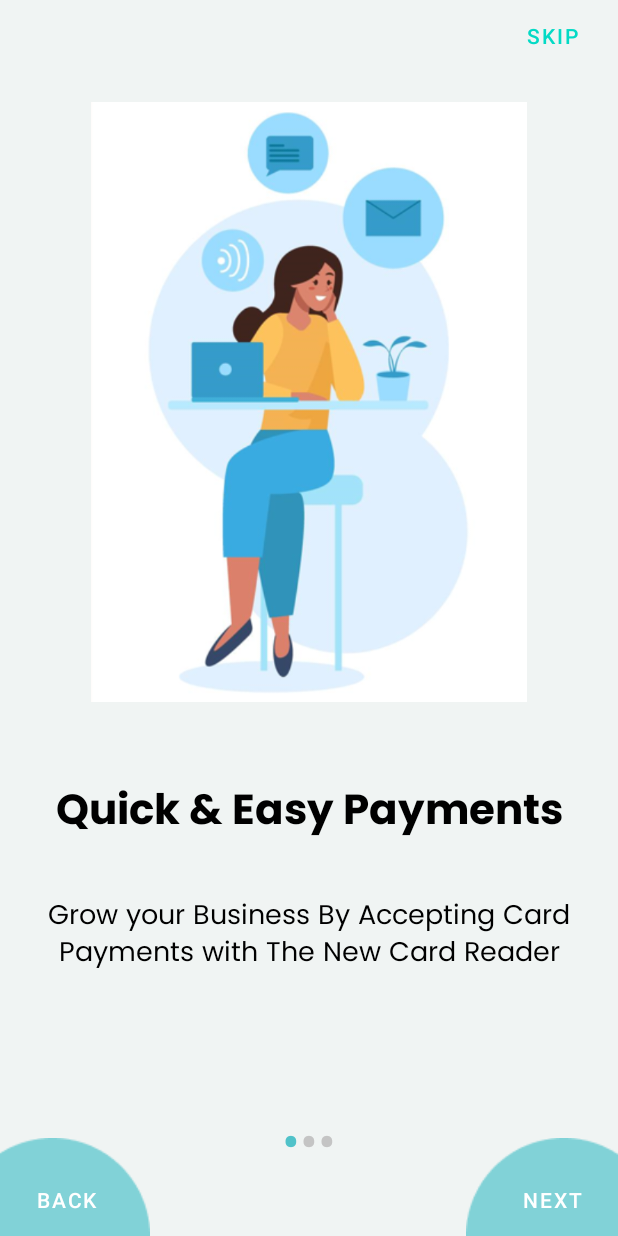
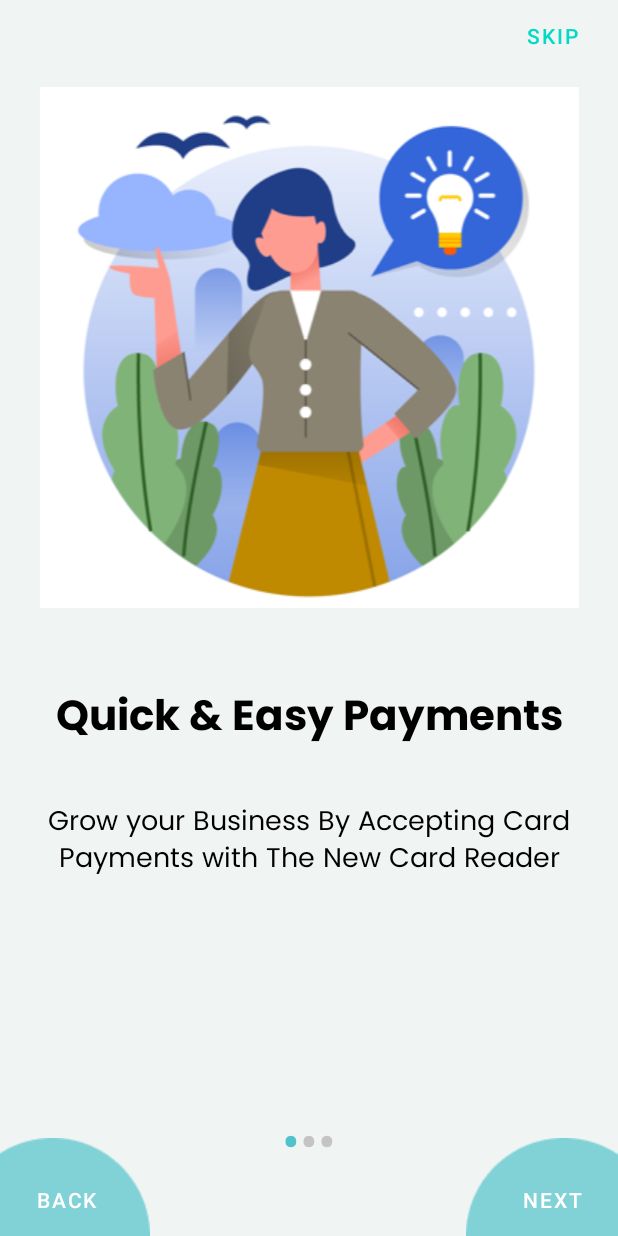
Before and after one commit to sstya48/Android_Point, an Android app: the screen it shows after launch (OnBoardingScreenActivity), on a phone screen of 412 x 824 dp. Run offline under Robolectric (Android 15) with nearby library versions, the phone set to English and light mode, and no system bars.

Commit message:
OnBoard add new Image

```diff
--- a/app/src/main/java/com/example/androidpoint/Adapter/ViewPagerAdapter.java
+++ b/app/src/main/java/com/example/androidpoint/Adapter/ViewPagerAdapter.java
@@ -18,7 +18,7 @@ public class ViewPagerAdapter extends PagerAdapter {
     Context context;
 
     int images[] = {
-            R.drawable.onboard1,
+            R.drawable.onboard4,
             R.drawable.onboard2,
             R.drawable.onboard3,
 //            R.drawable.image4
--- a/app/src/main/res/layout/slider_layout.xml
+++ b/app/src/main/res/layout/slider_layout.xml
@@ -7,9 +7,9 @@
     <ImageView
         android:id="@+id/title_image"
         android:layout_width="match_parent"
-        android:layout_height="400dp"
-        android:layout_marginTop="10dp"
-        android:src="@drawable/onboard1"
+        android:layout_height="wrap_content"
+
+        android:src="@drawable/onboard4"
         />
 
     <TextView
```
Also changed, not shown: app/src/main/res/drawable/onboard4.png (added).
